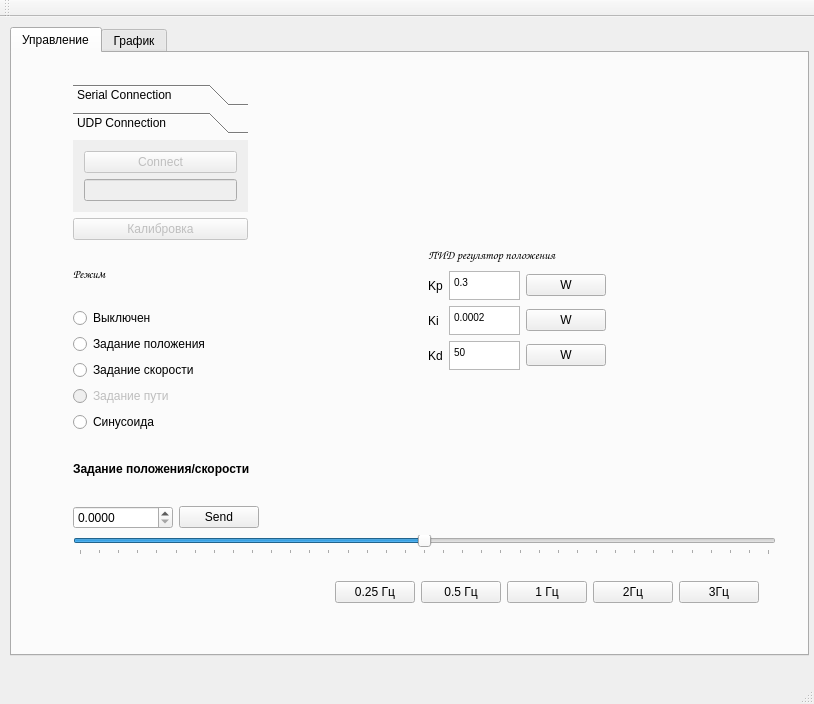
Old version of the form BMRS-CODE.004.QT_Motor_GUI-master-copy/mainwindow.ui in the repository AndreyGRY/Drive.
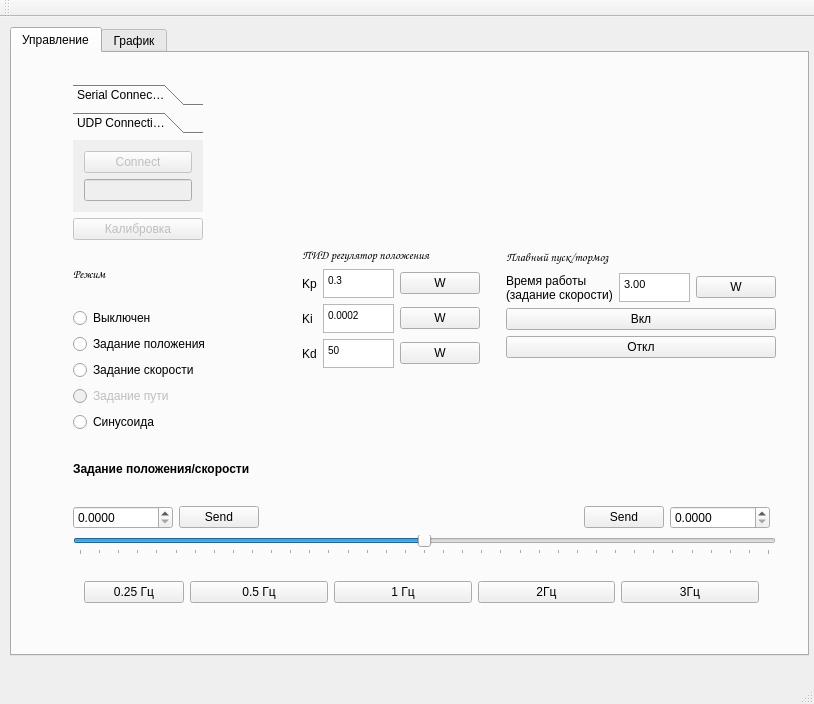
New version of the form. The open tabs and pages were chosen to show the change. Custom widgets are drawn as their Qt base class.

Diff of the .ui file:
```diff
--- a/BMRS-CODE.004.QT_Motor_GUI-master-copy/mainwindow.ui
+++ b/BMRS-CODE.004.QT_Motor_GUI-master-copy/mainwindow.ui
@@ -91,8 +91,8 @@
               <rect>
                <x>0</x>
                <y>0</y>
-               <width>169</width>
-               <height>85</height>
+               <width>151</width>
+               <height>69</height>
               </rect>
              </property>
              <attribute name="label">
@@ -137,8 +137,8 @@
             </property>
             <property name="sizeHint" stdset="0">
              <size>
-              <width>40</width>
-              <height>20</height>
+              <width>10</width>
+              <height>10</height>
              </size>
             </property>
            </spacer>
@@ -207,6 +207,32 @@
               </property>
              </spacer>
             </item>
+            <item>
+             <widget class="QPushButton" name="pushButton_Set_angle_2">
+              <property name="layoutDirection">
+               <enum>Qt::LeftToRight</enum>
+              </property>
+              <property name="text">
+               <string>Send</string>
+              </property>
+             </widget>
+            </item>
+            <item>
+             <widget class="QDoubleSpinBox" name="spinBox_des_val_2">
+              <property name="minimumSize">
+               <size>
+                <width>100</width>
+                <height>0</height>
+               </size>
+              </property>
+              <property name="decimals">
+               <number>4</number>
+              </property>
+              <property name="singleStep">
+               <double>0.100000000000000</double>
+              </property>
+             </widget>
+            </item>
            </layout>
           </item>
           <item row="3" column="0">
@@ -217,19 +243,6 @@
             <layout class="QGridLayout" name="gridLayout_7">
              <item row="0" column="0">
               <layout class="QHBoxLayout" name="horizontalLayout_5">
-               <item>
-                <spacer name="horizontalSpacer_5">
-                 <property name="orientation">
-                  <enum>Qt::Horizontal</enum>
-                 </property>
-                 <property name="sizeHint" stdset="0">
-                  <size>
-                   <width>40</width>
-                   <height>20</height>
-                  </size>
-                 </property>
-                </spacer>
-               </item>
                <item>
                 <widget class="QPushButton" name="button_sin_025">
                  <property name="maximumSize">
@@ -349,19 +362,6 @@
         </item>
         <item row="0" column="1" rowspan="2">
          <layout class="QGridLayout" name="gridLayout_4">
-          <item row="1" column="1">
-           <spacer name="horizontalSpacer_3">
-            <property name="orientation">
-             <enum>Qt::Horizontal</enum>
-            </property>
-            <property name="sizeHint" stdset="0">
-             <size>
-              <width>40</width>
-              <height>20</height>
-             </size>
-            </property>
-           </spacer>
-          </item>
           <item row="2" column="0">
            <layout class="QVBoxLayout" name="verticalLayout">
             <item>
@@ -391,8 +391,8 @@
                  <string>&lt;!DOCTYPE HTML PUBLIC &quot;-//W3C//DTD HTML 4.0//EN&quot; &quot;http://www.w3.org/TR/REC-html40/strict.dtd&quot;&gt;
 &lt;html&gt;&lt;head&gt;&lt;meta name=&quot;qrichtext&quot; content=&quot;1&quot; /&gt;&lt;style type=&quot;text/css&quot;&gt;
 p, li { white-space: pre-wrap; }
-&lt;/style&gt;&lt;/head&gt;&lt;body style=&quot; font-family:'MS Shell Dlg 2'; font-size:7.8pt; font-weight:400; font-style:normal;&quot;&gt;
-&lt;p style=&quot; margin-top:0px; margin-bottom:0px; margin-left:0px; margin-right:0px; -qt-block-indent:0; text-indent:0px;&quot;&gt;0.3&lt;/p&gt;&lt;/body&gt;&lt;/html&gt;</string>
+&lt;/style&gt;&lt;/head&gt;&lt;body style=&quot; font-family:'MS Shell Dlg 2'; font-size:8.25pt; font-weight:400; font-style:normal;&quot;&gt;
+&lt;p style=&quot; margin-top:0px; margin-bottom:0px; margin-left:0px; margin-right:0px; -qt-block-indent:0; text-indent:0px;&quot;&gt;&lt;span style=&quot; font-size:7.8pt;&quot;&gt;0.3&lt;/span&gt;&lt;/p&gt;&lt;/body&gt;&lt;/html&gt;</string>
                 </property>
                </widget>
               </item>
@@ -432,8 +432,8 @@
                  <string>&lt;!DOCTYPE HTML PUBLIC &quot;-//W3C//DTD HTML 4.0//EN&quot; &quot;http://www.w3.org/TR/REC-html40/strict.dtd&quot;&gt;
 &lt;html&gt;&lt;head&gt;&lt;meta name=&quot;qrichtext&quot; content=&quot;1&quot; /&gt;&lt;style type=&quot;text/css&quot;&gt;
 p, li { white-space: pre-wrap; }
-&lt;/style&gt;&lt;/head&gt;&lt;body style=&quot; font-family:'MS Shell Dlg 2'; font-size:7.8pt; font-weight:400; font-style:normal;&quot;&gt;
-&lt;p style=&quot; margin-top:0px; margin-bottom:0px; margin-left:0px; margin-right:0px; -qt-block-indent:0; text-indent:0px;&quot;&gt;0.0002&lt;/p&gt;&lt;/body&gt;&lt;/html&gt;</string>
+&lt;/style&gt;&lt;/head&gt;&lt;body style=&quot; font-family:'MS Shell Dlg 2'; font-size:8.25pt; font-weight:400; font-style:normal;&quot;&gt;
+&lt;p style=&quot; margin-top:0px; margin-bottom:0px; margin-left:0px; margin-right:0px; -qt-block-indent:0; text-indent:0px;&quot;&gt;&lt;span style=&quot; font-size:7.8pt;&quot;&gt;0.0002&lt;/span&gt;&lt;/p&gt;&lt;/body&gt;&lt;/html&gt;</string>
                 </property>
                </widget>
               </item>
@@ -473,8 +473,8 @@
                  <string>&lt;!DOCTYPE HTML PUBLIC &quot;-//W3C//DTD HTML 4.0//EN&quot; &quot;http://www.w3.org/TR/REC-html40/strict.dtd&quot;&gt;
 &lt;html&gt;&lt;head&gt;&lt;meta name=&quot;qrichtext&quot; content=&quot;1&quot; /&gt;&lt;style type=&quot;text/css&quot;&gt;
 p, li { white-space: pre-wrap; }
-&lt;/style&gt;&lt;/head&gt;&lt;body style=&quot; font-family:'MS Shell Dlg 2'; font-size:7.8pt; font-weight:400; font-style:normal;&quot;&gt;
-&lt;p style=&quot; margin-top:0px; margin-bottom:0px; margin-left:0px; margin-right:0px; -qt-block-indent:0; text-indent:0px;&quot;&gt;50&lt;/p&gt;&lt;/body&gt;&lt;/html&gt;</string>
+&lt;/style&gt;&lt;/head&gt;&lt;body style=&quot; font-family:'MS Shell Dlg 2'; font-size:8.25pt; font-weight:400; font-style:normal;&quot;&gt;
+&lt;p style=&quot; margin-top:0px; margin-bottom:0px; margin-left:0px; margin-right:0px; -qt-block-indent:0; text-indent:0px;&quot;&gt;&lt;span style=&quot; font-size:7.8pt;&quot;&gt;50&lt;/span&gt;&lt;/p&gt;&lt;/body&gt;&lt;/html&gt;</string>
                 </property>
                </widget>
               </item>
@@ -529,6 +529,132 @@
             </property>
            </spacer>
           </item>
+          <item row="0" column="1">
+           <spacer name="horizontalSpacer_3">
+            <property name="orientation">
+             <enum>Qt::Horizontal</enum>
+            </property>
+            <property name="sizeHint" stdset="0">
+             <size>
+              <width>60</width>
+              <height>20</height>
+             </size>
+            </property>
+           </spacer>
+          </item>
+          <item row="1" column="1" rowspan="2">
+           <layout class="QGridLayout" name="gridLayout_8">
+            <item row="0" column="1">
+             <widget class="QLabel" name="label_10">
+              <property name="font">
+               <font>
+                <family>Comic Sans MS</family>
+                <weight>75</weight>
+                <bold>true</bold>
+               </font>
+              </property>
+              <property name="text">
+               <string>Плавный пуск/тормоз</string>
+              </property>
+             </widget>
+            </item>
+            <item row="0" column="0">
+             <spacer name="horizontalSpacer_4">
+              <property name="orientation">
+               <enum>Qt::Horizontal</enum>
+              </property>
+              <property name="sizeType">
+               <enum>QSizePolicy::Preferred</enum>
+              </property>
+              <property name="sizeHint" stdset="0">
+               <size>
+                <width>20</width>
+                <height>20</height>
+               </size>
+              </property>
+             </spacer>
+            </item>
+            <item row="1" column="1">
+             <layout class="QVBoxLayout" name="verticalLayout_3">
+              <item>
+               <layout class="QHBoxLayout" name="horizontalLayout_6"/>
+              </item>
+              <item>
+               <layout class="QHBoxLayout" name="horizontalLayout_7">
+                <item>
+                 <widget class="QLabel" name="label_8">
+                  <property name="text">
+                   <string>Время работы
+(задание скорости)</string>
+                  </property>
+                 </widget>
+                </item>
+                <item>
+                 <widget class="QTextEdit" name="WriteTime">
+                  <property name="sizePolicy">
+                   <sizepolicy hsizetype="Fixed" vsizetype="Fixed">
+                    <horstretch>0</horstretch>
+                    <verstretch>0</verstretch>
+                   </sizepolicy>
+                  </property>
+                  <property name="maximumSize">
+                   <size>
+                    <width>71</width>
+                    <height>29</height>
+                   </size>
+                  </property>
+                  <property name="html">
+                   <string>&lt;!DOCTYPE HTML PUBLIC &quot;-//W3C//DTD HTML 4.0//EN&quot; &quot;http://www.w3.org/TR/REC-html40/strict.dtd&quot;&gt;
+&lt;html&gt;&lt;head&gt;&lt;meta name=&quot;qrichtext&quot; content=&quot;1&quot; /&gt;&lt;style type=&quot;text/css&quot;&gt;
+p, li { white-space: pre-wrap; }
+&lt;/style&gt;&lt;/head&gt;&lt;body style=&quot; font-family:'MS Shell Dlg 2'; font-size:8.25pt; font-weight:400; font-style:normal;&quot;&gt;
+&lt;p style=&quot; margin-top:0px; margin-bottom:0px; margin-left:0px; margin-right:0px; -qt-block-indent:0; text-indent:0px;&quot;&gt;3.00&lt;/p&gt;&lt;/body&gt;&lt;/html&gt;</string>
+                  </property>
+                 </widget>
+                </item>
+                <item>
+                 <widget class="QPushButton" name="SetTime">
+                  <property name="text">
+                   <string>W</string>
+                  </property>
+                 </widget>
+                </item>
+               </layout>
+              </item>
+              <item>
+               <widget class="QPushButton" name="SmoothModeEnabled">
+                <property name="text">
+                 <string>Вкл</string>
+                </property>
+               </widget>
+              </item>
+              <item>
+               <widget class="QPushButton" name="SmoothModeDisabled">
+                <property name="text">
+                 <string>Откл</string>
+                </property>
+               </widget>
+              </item>
+              <item>
+               <spacer name="verticalSpacer_3">
+                <property name="orientation">
+                 <enum>Qt::Vertical</enum>
+                </property>
+                <property name="sizeHint" stdset="0">
+                 <size>
+                  <width>20</width>
+                  <height>40</height>
+                 </size>
+                </property>
+               </spacer>
+              </item>
+              <item>
+               <layout class="QHBoxLayout" name="horizontalLayout_8"/>
+              </item>
+             </layout>
+            </item>
+           </layout>
+          </item>
          </layout>
         </item>
        </layout>
```
Left out of the diff: 54 changed lines with no effect on the pictures.
